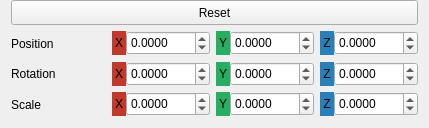
Old version of the form src/widgets/transformeditor.ui in the repository jahshaka/Studio.
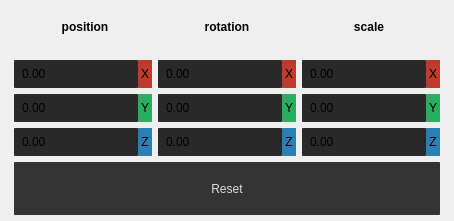
New version of the form.

Commit message: New look for the transform editor

```diff
--- a/src/widgets/transformeditor.ui
+++ b/src/widgets/transformeditor.ui
@@ -6,16 +6,10 @@
    <rect>
     <x>0</x>
     <y>0</y>
-    <width>429</width>
-    <height>128</height>
+    <width>454</width>
+    <height>221</height>
    </rect>
   </property>
-  <property name="minimumSize">
-   <size>
-    <width>0</width>
-    <height>128</height>
-   </size>
-  </property>
   <property name="maximumSize">
    <size>
     <width>16777215</width>
@@ -26,11 +20,7 @@
    <string>Form</string>
   </property>
   <property name="styleSheet">
-   <string notr="true">#resetBtn {
-	padding: 4px;
-}
-
-QWidget#TransformEditor {
+   <string notr="true">QWidget#TransformEditor {
 	border: none;
 }
 
@@ -47,136 +37,110 @@
 #zplabel, #zrlabel, #zslabel {
     background: #2980b9;
 	padding: 3px;
-}</string>
+}
+
+QDoubleSpinBox {
+	border-radius: 1px;
+	padding: 6px;
+	background: #292929;
+}
+
+QPushButton#resetBtn { background-color: #333; color: #DEDEDE; border: 0; padding: 6px 16px; border-radius: 1px; }
+QPushButton:hover#resetBtn { background-color: #555; }
+QPushButton:pressed#resetBtn { background-color: #444; }</string>
   </property>
   <layout class="QGridLayout" name="gridLayout">
+   <property name="leftMargin">
+    <number>14</number>
+   </property>
    <property name="topMargin">
     <number>0</number>
    </property>
-   <item row="0" column="0">
-    <widget class="QPushButton" name="resetBtn">
-     <property name="sizePolicy">
-      <sizepolicy hsizetype="Preferred" vsizetype="Preferred">
-       <horstretch>0</horstretch>
-       <verstretch>0</verstretch>
-      </sizepolicy>
-     </property>
-     <property name="minimumSize">
-      <size>
-       <width>0</width>
-       <height>0</height>
-      </size>
-     </property>
+   <property name="rightMargin">
+    <number>14</number>
+   </property>
+   <property name="bottomMargin">
+    <number>6</number>
+   </property>
+   <property name="spacing">
+    <number>6</number>
+   </property>
+   <item row="0" column="0" colspan="3">
+    <layout class="QHBoxLayout" name="horizontalLayout_7">
+     <property name="spacing">
+      <number>0</number>
+     </property>
+     <item>
+      <widget class="QLabel" name="label">
+       <property name="font">
+        <font>
+         <weight>75</weight>
+         <bold>true</bold>
+        </font>
+       </property>
      <property name="text">
-      <string>Reset</string>
-     </property>
-    </widget>
+        <string>position</string>
+       </property>
+       <property name="scaledContents">
+        <bool>false</bool>
+       </property>
+       <property name="alignment">
+        <set>Qt::AlignCenter</set>
+       </property>
+      </widget>
+     </item>
+     <item>
+      <widget class="QLabel" name="label_2">
+       <property name="font">
+        <font>
+         <weight>75</weight>
+         <bold>true</bold>
+        </font>
+       </property>
+       <property name="text">
+        <string>rotation</string>
+       </property>
+       <property name="alignment">
+        <set>Qt::AlignCenter</set>
+       </property>
+      </widget>
+     </item>
+     <item>
+      <widget class="QLabel" name="label_3">
+       <property name="font">
+        <font>
+         <weight>75</weight>
+         <bold>true</bold>
+        </font>
+       </property>
+       <property name="text">
+        <string>scale</string>
+       </property>
+       <property name="alignment">
+        <set>Qt::AlignCenter</set>
+       </property>
+      </widget>
+     </item>
+    </layout>
    </item>
    <item row="1" column="0">
-    <widget class="QWidget" name="position" native="true">
-     <layout class="QHBoxLayout" name="horizontalLayout_2">
-      <property name="spacing">
-       <number>0</number>
-      </property>
-      <property name="leftMargin">
-       <number>0</number>
-      </property>
-      <property name="topMargin">
-       <number>0</number>
-      </property>
-      <property name="rightMargin">
-       <number>0</number>
-      </property>
-      <property name="bottomMargin">
-       <number>0</number>
-      </property>
-      <item>
-       <widget class="QLabel" name="poslabel">
-        <property name="text">
-         <string>Position</string>
-        </property>
-       </widget>
-      </item>
-      <item>
-       <widget class="QWidget" name="xrow" native="true">
-        <property name="sizePolicy">
-         <sizepolicy hsizetype="Preferred" vsizetype="Maximum">
-          <horstretch>0</horstretch>
-          <verstretch>0</verstretch>
-         </sizepolicy>
-        </property>
-        <property name="minimumSize">
-         <size>
-          <width>0</width>
-          <height>24</height>
-         </size>
-        </property>
-        <property name="maximumSize">
-         <size>
-          <width>16777215</width>
-          <height>16777215</height>
-         </size>
-        </property>
-        <layout class="QHBoxLayout" name="horizontalLayout">
+    <layout class="QVBoxLayout" name="position">
          <property name="spacing">
           <number>6</number>
          </property>
-         <property name="leftMargin">
-          <number>0</number>
-         </property>
-         <property name="topMargin">
-          <number>0</number>
-         </property>
-         <property name="rightMargin">
-          <number>0</number>
-         </property>
-         <property name="bottomMargin">
-          <number>0</number>
-         </property>
          <item>
           <layout class="QHBoxLayout" name="xinput">
            <property name="spacing">
             <number>0</number>
            </property>
-           <item>
-            <widget class="QLabel" name="xplabel">
-             <property name="sizePolicy">
-              <sizepolicy hsizetype="Maximum" vsizetype="Preferred">
-               <horstretch>0</horstretch>
-               <verstretch>0</verstretch>
-              </sizepolicy>
-             </property>
-             <property name="maximumSize">
-              <size>
-               <width>16777215</width>
-               <height>16777215</height>
-              </size>
-             </property>
-             <property name="text">
-              <string>X</string>
-             </property>
-             <property name="alignment">
-              <set>Qt::AlignCenter</set>
-             </property>
-             <property name="indent">
-              <number>-1</number>
-             </property>
-            </widget>
-           </item>
            <item>
             <widget class="QDoubleSpinBox" name="xpos">
              <property name="sizePolicy">
-              <sizepolicy hsizetype="Ignored" vsizetype="Preferred">
+          <sizepolicy hsizetype="Minimum" vsizetype="Preferred">
                <horstretch>0</horstretch>
                <verstretch>0</verstretch>
               </sizepolicy>
              </property>
-             <property name="minimumSize">
-              <size>
-               <width>84</width>
-               <height>0</height>
-              </size>
-             </property>
              <property name="wrapping">
               <bool>false</bool>
              </property>
@@ -187,7 +151,7 @@
               <bool>false</bool>
              </property>
              <property name="buttonSymbols">
-              <enum>QAbstractSpinBox::UpDownArrows</enum>
+          <enum>QAbstractSpinBox::NoButtons</enum>
              </property>
              <property name="accelerated">
               <bool>true</bool>
@@ -199,7 +163,7 @@
               <bool>false</bool>
              </property>
              <property name="decimals">
-              <number>4</number>
+          <number>2</number>
              </property>
              <property name="minimum">
               <double>-1024.000000000000000</double>
@@ -209,6 +173,31 @@
              </property>
             </widget>
            </item>
+       <item>
+        <widget class="QLabel" name="xplabel">
+         <property name="sizePolicy">
+          <sizepolicy hsizetype="Maximum" vsizetype="Preferred">
+           <horstretch>0</horstretch>
+           <verstretch>0</verstretch>
+          </sizepolicy>
+         </property>
+         <property name="maximumSize">
+          <size>
+           <width>16777215</width>
+           <height>16777215</height>
+          </size>
+         </property>
+         <property name="text">
+          <string>X</string>
+         </property>
+         <property name="alignment">
+          <set>Qt::AlignCenter</set>
+         </property>
+         <property name="indent">
+          <number>-1</number>
+         </property>
+        </widget>
+       </item>
           </layout>
          </item>
          <item>
@@ -216,44 +205,19 @@
            <property name="spacing">
             <number>0</number>
            </property>
-           <item>
-            <widget class="QLabel" name="yplabel">
-             <property name="sizePolicy">
-              <sizepolicy hsizetype="Maximum" vsizetype="Preferred">
-               <horstretch>0</horstretch>
-               <verstretch>0</verstretch>
-              </sizepolicy>
-             </property>
-             <property name="maximumSize">
-              <size>
-               <width>16777215</width>
-               <height>16777215</height>
-              </size>
-             </property>
-             <property name="text">
-              <string>Y</string>
-             </property>
-             <property name="alignment">
-              <set>Qt::AlignCenter</set>
-             </property>
-            </widget>
-           </item>
            <item>
             <widget class="QDoubleSpinBox" name="ypos">
              <property name="sizePolicy">
-              <sizepolicy hsizetype="Ignored" vsizetype="Preferred">
+          <sizepolicy hsizetype="Minimum" vsizetype="Preferred">
                <horstretch>0</horstretch>
                <verstretch>0</verstretch>
               </sizepolicy>
              </property>
-             <property name="minimumSize">
-              <size>
-               <width>84</width>
-               <height>0</height>
-              </size>
+         <property name="buttonSymbols">
+          <enum>QAbstractSpinBox::NoButtons</enum>
              </property>
              <property name="decimals">
-              <number>4</number>
+          <number>2</number>
              </property>
              <property name="minimum">
               <double>-1024.000000000000000</double>
@@ -263,6 +227,28 @@
              </property>
             </widget>
            </item>
+       <item>
+        <widget class="QLabel" name="yplabel">
+         <property name="sizePolicy">
+          <sizepolicy hsizetype="Maximum" vsizetype="Preferred">
+           <horstretch>0</horstretch>
+           <verstretch>0</verstretch>
+          </sizepolicy>
+         </property>
+         <property name="maximumSize">
+          <size>
+           <width>16777215</width>
+           <height>16777215</height>
+          </size>
+         </property>
+         <property name="text">
+          <string>Y</string>
+         </property>
+         <property name="alignment">
+          <set>Qt::AlignCenter</set>
+         </property>
+        </widget>
+       </item>
           </layout>
          </item>
          <item>
@@ -270,44 +256,19 @@
            <property name="spacing">
             <number>0</number>
            </property>
-           <item>
-            <widget class="QLabel" name="zplabel">
-             <property name="sizePolicy">
-              <sizepolicy hsizetype="Maximum" vsizetype="Preferred">
-               <horstretch>0</horstretch>
-               <verstretch>0</verstretch>
-              </sizepolicy>
-             </property>
-             <property name="maximumSize">
-              <size>
-               <width>16777215</width>
-               <height>16777215</height>
-              </size>
-             </property>
-             <property name="text">
-              <string>Z</string>
-             </property>
-             <property name="alignment">
-              <set>Qt::AlignCenter</set>
-             </property>
-            </widget>
-           </item>
            <item>
             <widget class="QDoubleSpinBox" name="zpos">
              <property name="sizePolicy">
-              <sizepolicy hsizetype="Ignored" vsizetype="Preferred">
+          <sizepolicy hsizetype="Minimum" vsizetype="Preferred">
                <horstretch>0</horstretch>
                <verstretch>0</verstretch>
               </sizepolicy>
              </property>
-             <property name="minimumSize">
-              <size>
-               <width>84</width>
-               <height>0</height>
-              </size>
+         <property name="buttonSymbols">
+          <enum>QAbstractSpinBox::NoButtons</enum>
              </property>
              <property name="decimals">
-              <number>4</number>
+          <number>2</number>
              </property>
              <property name="minimum">
               <double>-1024.000000000000000</double>
@@ -317,99 +278,42 @@
              </property>
             </widget>
            </item>
-          </layout>
-         </item>
-        </layout>
-       </widget>
-      </item>
-     </layout>
-    </widget>
-   </item>
-   <item row="2" column="0">
-    <widget class="QWidget" name="rotation" native="true">
-     <layout class="QHBoxLayout" name="horizontalLayout_3">
-      <property name="spacing">
-       <number>0</number>
-      </property>
-      <property name="leftMargin">
-       <number>0</number>
-      </property>
-      <property name="topMargin">
-       <number>0</number>
-      </property>
-      <property name="rightMargin">
-       <number>0</number>
-      </property>
-      <property name="bottomMargin">
-       <number>0</number>
-      </property>
       <item>
-       <widget class="QLabel" name="poslabel_2">
-        <property name="text">
-         <string>Rotation</string>
-        </property>
-       </widget>
-      </item>
-      <item>
-       <widget class="QWidget" name="yrow" native="true">
+        <widget class="QLabel" name="zplabel">
         <property name="sizePolicy">
-         <sizepolicy hsizetype="Preferred" vsizetype="Maximum">
+          <sizepolicy hsizetype="Maximum" vsizetype="Preferred">
           <horstretch>0</horstretch>
           <verstretch>0</verstretch>
          </sizepolicy>
         </property>
-        <property name="minimumSize">
+         <property name="maximumSize">
          <size>
-          <width>0</width>
-          <height>24</height>
-         </size>
-        </property>
-        <layout class="QHBoxLayout" name="horizontalLayout_4">
+           <width>16777215</width>
+           <height>16777215</height>
+          </size>
+         </property>
+         <property name="text">
+          <string>Z</string>
+         </property>
+         <property name="alignment">
+          <set>Qt::AlignCenter</set>
+         </property>
+        </widget>
+       </item>
+      </layout>
+     </item>
+    </layout>
+   </item>
+   <item row="1" column="1">
+    <layout class="QVBoxLayout" name="rotation">
          <property name="spacing">
           <number>6</number>
          </property>
-         <property name="leftMargin">
-          <number>0</number>
-         </property>
-         <property name="topMargin">
-          <number>0</number>
-         </property>
-         <property name="rightMargin">
-          <number>0</number>
-         </property>
-         <property name="bottomMargin">
-          <number>0</number>
-         </property>
          <item>
           <layout class="QHBoxLayout" name="y_input">
            <property name="spacing">
             <number>0</number>
            </property>
-           <item>
-            <widget class="QLabel" name="xrlabel">
-             <property name="sizePolicy">
-              <sizepolicy hsizetype="Maximum" vsizetype="Preferred">
-               <horstretch>0</horstretch>
-               <verstretch>0</verstretch>
-              </sizepolicy>
-             </property>
-             <property name="maximumSize">
-              <size>
-               <width>16777215</width>
-               <height>16777215</height>
-              </size>
-             </property>
-             <property name="text">
-              <string>X</string>
-             </property>
-             <property name="alignment">
-              <set>Qt::AlignCenter</set>
-             </property>
-             <property name="indent">
-              <number>-1</number>
-             </property>
-            </widget>
-           </item>
            <item>
             <widget class="QDoubleSpinBox" name="xrot">
              <property name="sizePolicy">
@@ -418,14 +322,11 @@
                <verstretch>0</verstretch>
               </sizepolicy>
              </property>
-             <property name="minimumSize">
-              <size>
-               <width>84</width>
-               <height>0</height>
-              </size>
+         <property name="buttonSymbols">
+          <enum>QAbstractSpinBox::NoButtons</enum>
              </property>
              <property name="decimals">
-              <number>4</number>
+          <number>2</number>
              </property>
              <property name="minimum">
               <double>-1024.000000000000000</double>
@@ -435,6 +336,31 @@
              </property>
             </widget>
            </item>
+       <item>
+        <widget class="QLabel" name="xrlabel">
+         <property name="sizePolicy">
+          <sizepolicy hsizetype="Maximum" vsizetype="Preferred">
+           <horstretch>0</horstretch>
+           <verstretch>0</verstretch>
+          </sizepolicy>
+         </property>
+         <property name="maximumSize">
+          <size>
+           <width>16777215</width>
+           <height>16777215</height>
+          </size>
+         </property>
+         <property name="text">
+          <string>X</string>
+         </property>
+         <property name="alignment">
+          <set>Qt::AlignCenter</set>
+         </property>
+         <property name="indent">
+          <number>-1</number>
+         </property>
+        </widget>
+       </item>
           </layout>
          </item>
          <item>
@@ -442,28 +368,6 @@
            <property name="spacing">
             <number>0</number>
            </property>
-           <item>
-            <widget class="QLabel" name="yrlabel">
-             <property name="sizePolicy">
-              <sizepolicy hsizetype="Maximum" vsizetype="Preferred">
-               <horstretch>0</horstretch>
-               <verstretch>0</verstretch>
-              </sizepolicy>
-             </property>
-             <property name="maximumSize">
-              <size>
-               <width>16777215</width>
-               <height>16777215</height>
-              </size>
-             </property>
-             <property name="text">
-              <string>Y</string>
-             </property>
-             <property name="alignment">
-              <set>Qt::AlignCenter</set>
-             </property>
-            </widget>
-           </item>
            <item>
             <widget class="QDoubleSpinBox" name="yrot">
              <property name="sizePolicy">
@@ -472,14 +376,11 @@
                <verstretch>0</verstretch>
               </sizepolicy>
              </property>
-             <property name="minimumSize">
-              <size>
-               <width>84</width>
-               <height>0</height>
-              </size>
+         <property name="buttonSymbols">
+          <enum>QAbstractSpinBox::NoButtons</enum>
              </property>
              <property name="decimals">
-              <number>4</number>
+          <number>2</number>
              </property>
              <property name="minimum">
               <double>-1024.000000000000000</double>
@@ -489,6 +390,28 @@
              </property>
             </widget>
            </item>
+       <item>
+        <widget class="QLabel" name="yrlabel">
+         <property name="sizePolicy">
+          <sizepolicy hsizetype="Maximum" vsizetype="Preferred">
+           <horstretch>0</horstretch>
+           <verstretch>0</verstretch>
+          </sizepolicy>
+         </property>
+         <property name="maximumSize">
+          <size>
+           <width>16777215</width>
+           <height>16777215</height>
+          </size>
+         </property>
+         <property name="text">
+          <string>Y</string>
+         </property>
+         <property name="alignment">
+          <set>Qt::AlignCenter</set>
+         </property>
+        </widget>
+       </item>
           </layout>
          </item>
          <item>
@@ -496,28 +419,6 @@
            <property name="spacing">
             <number>0</number>
            </property>
-           <item>
-            <widget class="QLabel" name="zrlabel">
-             <property name="sizePolicy">
-              <sizepolicy hsizetype="Maximum" vsizetype="Preferred">
-               <horstretch>0</horstretch>
-               <verstretch>0</verstretch>
-              </sizepolicy>
-             </property>
-             <property name="maximumSize">
-              <size>
-               <width>16777215</width>
-               <height>16777215</height>
-              </size>
-             </property>
-             <property name="text">
-              <string>Z</string>
-             </property>
-             <property name="alignment">
-              <set>Qt::AlignCenter</set>
-             </property>
-            </widget>
-           </item>
            <item>
             <widget class="QDoubleSpinBox" name="zrot">
              <property name="sizePolicy">
@@ -526,14 +427,11 @@
                <verstretch>0</verstretch>
               </sizepolicy>
              </property>
-             <property name="minimumSize">
-              <size>
-               <width>84</width>
-               <height>0</height>
-              </size>
+         <property name="buttonSymbols">
+          <enum>QAbstractSpinBox::NoButtons</enum>
              </property>
              <property name="decimals">
-              <number>4</number>
+          <number>2</number>
              </property>
              <property name="minimum">
               <double>-1024.000000000000000</double>
@@ -543,99 +441,42 @@
              </property>
             </widget>
            </item>
-          </layout>
-         </item>
-        </layout>
-       </widget>
-      </item>
-     </layout>
-    </widget>
-   </item>
-   <item row="3" column="0">
-    <widget class="QWidget" name="scale" native="true">
-     <layout class="QHBoxLayout" name="horizontalLayout_5">
-      <property name="spacing">
-       <number>0</number>
-      </property>
-      <property name="leftMargin">
-       <number>0</number>
-      </property>
-      <property name="topMargin">
-       <number>0</number>
-      </property>
-      <property name="rightMargin">
-       <number>0</number>
-      </property>
-      <property name="bottomMargin">
-       <number>0</number>
-      </property>
       <item>
-       <widget class="QLabel" name="poslabel_3">
-        <property name="text">
-         <string>Scale</string>
-        </property>
-       </widget>
-      </item>
-      <item>
-       <widget class="QWidget" name="zrow" native="true">
+        <widget class="QLabel" name="zrlabel">
         <property name="sizePolicy">
-         <sizepolicy hsizetype="Preferred" vsizetype="Maximum">
+          <sizepolicy hsizetype="Maximum" vsizetype="Preferred">
           <horstretch>0</horstretch>
           <verstretch>0</verstretch>
          </sizepolicy>
         </property>
-        <property name="minimumSize">
+         <property name="maximumSize">
          <size>
-          <width>0</width>
-          <height>24</height>
-         </size>
-        </property>
-        <layout class="QHBoxLayout" name="horizontalLayout_6">
+           <width>16777215</width>
+           <height>16777215</height>
+          </size>
+         </property>
+         <property name="text">
+          <string>Z</string>
+         </property>
+         <property name="alignment">
+          <set>Qt::AlignCenter</set>
+         </property>
+        </widget>
+       </item>
+      </layout>
+     </item>
+    </layout>
+   </item>
+   <item row="1" column="2">
+    <layout class="QVBoxLayout" name="scale">
          <property name="spacing">
           <number>6</number>
          </property>
-         <property name="leftMargin">
-          <number>0</number>
-         </property>
-         <property name="topMargin">
-          <number>0</number>
-         </property>
-         <property name="rightMargin">
-          <number>0</number>
-         </property>
-         <property name="bottomMargin">
-          <number>0</number>
-         </property>
          <item>
           <layout class="QHBoxLayout" name="xinput_3">
            <property name="spacing">
             <number>0</number>
            </property>
-           <item>
-            <widget class="QLabel" name="xslabel">
-             <property name="sizePolicy">
-              <sizepolicy hsizetype="Maximum" vsizetype="Preferred">
-               <horstretch>0</horstretch>
-               <verstretch>0</verstretch>
-              </sizepolicy>
-             </property>
-             <property name="maximumSize">
-              <size>
-               <width>16777215</width>
-               <height>16777215</height>
-              </size>
-             </property>
-             <property name="text">
-              <string>X</string>
-             </property>
-             <property name="alignment">
-              <set>Qt::AlignCenter</set>
-             </property>
-             <property name="indent">
-              <number>-1</number>
-             </property>
-            </widget>
-           </item>
            <item>
             <widget class="QDoubleSpinBox" name="xscale">
              <property name="sizePolicy">
@@ -646,12 +487,15 @@
              </property>
              <property name="minimumSize">
               <size>
-               <width>84</width>
+           <width>0</width>
                <height>0</height>
               </size>
              </property>
+         <property name="buttonSymbols">
+          <enum>QAbstractSpinBox::NoButtons</enum>
+         </property>
              <property name="decimals">
-              <number>4</number>
+          <number>2</number>
              </property>
              <property name="minimum">
               <double>-1024.000000000000000</double>
@@ -661,6 +505,31 @@
              </property>
             </widget>
            </item>
+       <item>
+        <widget class="QLabel" name="xslabel">
+         <property name="sizePolicy">
+          <sizepolicy hsizetype="Maximum" vsizetype="Preferred">
+           <horstretch>0</horstretch>
+           <verstretch>0</verstretch>
+          </sizepolicy>
+         </property>
+         <property name="maximumSize">
+          <size>
+           <width>16777215</width>
+           <height>16777215</height>
+          </size>
+         </property>
+         <property name="text">
+          <string>X</string>
+         </property>
+         <property name="alignment">
+          <set>Qt::AlignCenter</set>
+         </property>
+         <property name="indent">
+          <number>-1</number>
+         </property>
+        </widget>
+       </item>
           </layout>
          </item>
          <item>
@@ -668,28 +537,6 @@
            <property name="spacing">
             <number>0</number>
            </property>
-           <item>
-            <widget class="QLabel" name="yslabel">
-             <property name="sizePolicy">
-              <sizepolicy hsizetype="Maximum" vsizetype="Preferred">
-               <horstretch>0</horstretch>
-               <verstretch>0</verstretch>
-              </sizepolicy>
-             </property>
-             <property name="maximumSize">
-              <size>
-               <width>16777215</width>
-               <height>16777215</height>
-              </size>
-             </property>
-             <property name="text">
-              <string>Y</string>
-             </property>
-             <property name="alignment">
-              <set>Qt::AlignCenter</set>
-             </property>
-            </widget>
-           </item>
            <item>
             <widget class="QDoubleSpinBox" name="yscale">
              <property name="sizePolicy">
@@ -698,14 +545,11 @@
                <verstretch>0</verstretch>
               </sizepolicy>
              </property>
-             <property name="minimumSize">
-              <size>
-               <width>84</width>
-               <height>0</height>
-              </size>
+         <property name="buttonSymbols">
+          <enum>QAbstractSpinBox::NoButtons</enum>
              </property>
              <property name="decimals">
-              <number>4</number>
+          <number>2</number>
              </property>
              <property name="minimum">
               <double>-1024.000000000000000</double>
@@ -715,6 +559,28 @@
              </property>
             </widget>
            </item>
+       <item>
+        <widget class="QLabel" name="yslabel">
+         <property name="sizePolicy">
+          <sizepolicy hsizetype="Maximum" vsizetype="Preferred">
+           <horstretch>0</horstretch>
+           <verstretch>0</verstretch>
+          </sizepolicy>
+         </property>
+         <property name="maximumSize">
+          <size>
+           <width>16777215</width>
+           <height>16777215</height>
+          </size>
+         </property>
+         <property name="text">
+          <string>Y</string>
+         </property>
+         <property name="alignment">
+          <set>Qt::AlignCenter</set>
+         </property>
+        </widget>
+       </item>
           </layout>
          </item>
          <item>
@@ -722,28 +588,6 @@
            <property name="spacing">
             <number>0</number>
            </property>
-           <item>
-            <widget class="QLabel" name="zslabel">
-             <property name="sizePolicy">
-              <sizepolicy hsizetype="Maximum" vsizetype="Preferred">
-               <horstretch>0</horstretch>
-               <verstretch>0</verstretch>
-              </sizepolicy>
-             </property>
-             <property name="maximumSize">
-              <size>
-               <width>16777215</width>
-               <height>16777215</height>
-              </size>
-             </property>
-             <property name="text">
-              <string>Z</string>
-             </property>
-             <property name="alignment">
-              <set>Qt::AlignCenter</set>
-             </property>
-            </widget>
-           </item>
            <item>
             <widget class="QDoubleSpinBox" name="zscale">
              <property name="sizePolicy">
@@ -752,14 +596,11 @@
                <verstretch>0</verstretch>
               </sizepolicy>
              </property>
-             <property name="minimumSize">
-              <size>
-               <width>84</width>
-               <height>0</height>
-              </size>
+         <property name="buttonSymbols">
+          <enum>QAbstractSpinBox::NoButtons</enum>
              </property>
              <property name="decimals">
-              <number>4</number>
+          <number>2</number>
              </property>
              <property name="minimum">
               <double>-1024.000000000000000</double>
@@ -769,12 +610,49 @@
              </property>
             </widget>
            </item>
-          </layout>
-         </item>
-        </layout>
+       <item>
+        <widget class="QLabel" name="zslabel">
+         <property name="sizePolicy">
+          <sizepolicy hsizetype="Maximum" vsizetype="Preferred">
+           <horstretch>0</horstretch>
+           <verstretch>0</verstretch>
+          </sizepolicy>
+         </property>
+         <property name="maximumSize">
+          <size>
+           <width>16777215</width>
+           <height>16777215</height>
+          </size>
+         </property>
+         <property name="text">
+          <string>Z</string>
+         </property>
+         <property name="alignment">
+          <set>Qt::AlignCenter</set>
+         </property>
        </widget>
       </item>
      </layout>
+     </item>
+    </layout>
+   </item>
+   <item row="2" column="0" colspan="3">
+    <widget class="QPushButton" name="resetBtn">
+     <property name="sizePolicy">
+      <sizepolicy hsizetype="Preferred" vsizetype="Preferred">
+       <horstretch>0</horstretch>
+       <verstretch>0</verstretch>
+      </sizepolicy>
+     </property>
+     <property name="minimumSize">
+      <size>
+       <width>0</width>
+       <height>0</height>
+      </size>
+     </property>
+     <property name="text">
+      <string>Reset</string>
+     </property>
     </widget>
    </item>
   </layout>
```
Lines whose indentation alone changed are shown as unchanged.
